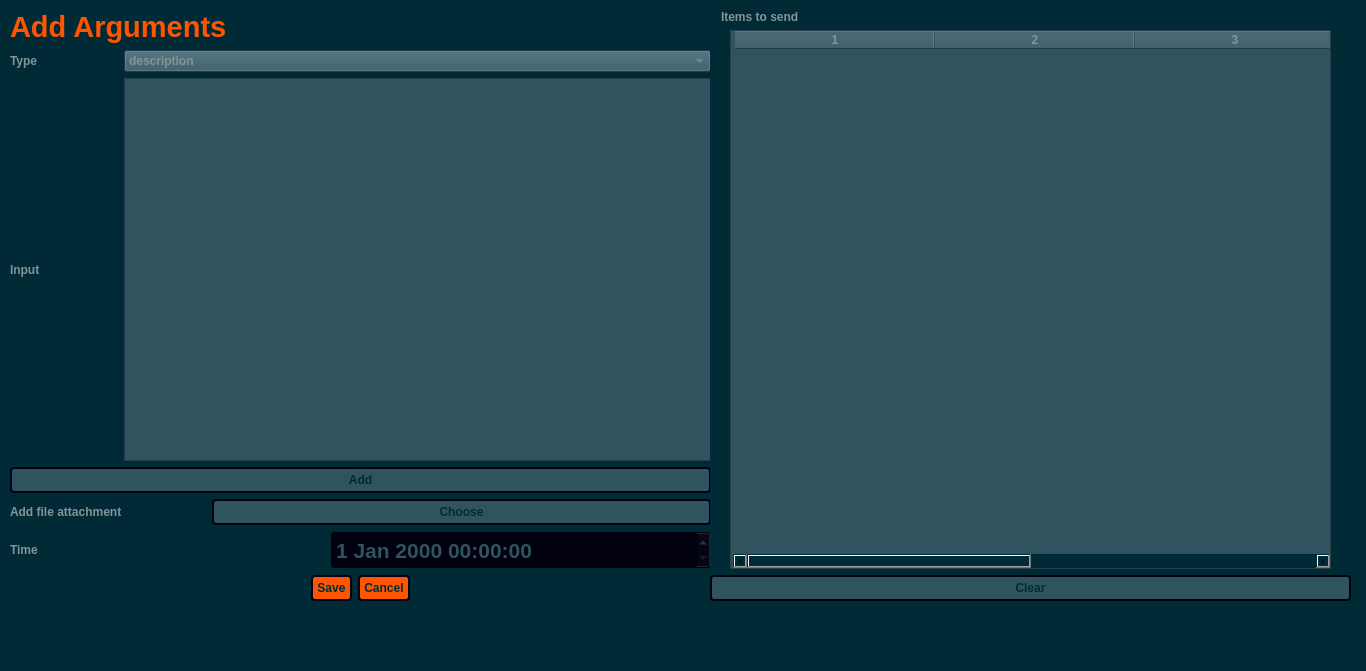
Before: the Qt Designer form argdialog.ui in StronglogicSolutions/ky_gui, drawn with Qt 5.
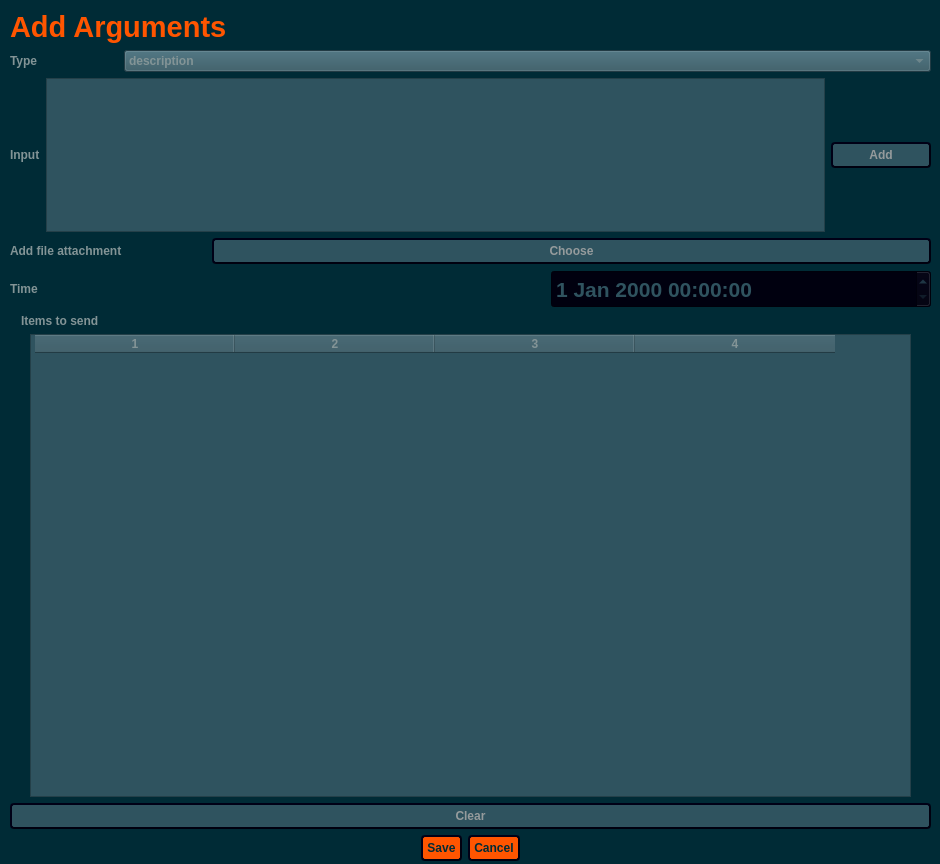
After: the same form once the commit is applied. Icons and pictures are not drawn.

Commit message: latest changes based on feedback

Patch:
```diff
--- a/argdialog.ui
+++ b/argdialog.ui
@@ -6,8 +6,8 @@
    <rect>
     <x>0</x>
     <y>0</y>
-    <width>1366</width>
-    <height>671</height>
+    <width>940</width>
+    <height>864</height>
    </rect>
   </property>
   <property name="windowTitle">
@@ -26,11 +26,11 @@
     <rect>
      <x>10</x>
      <y>10</y>
-     <width>701</width>
-     <height>591</height>
+     <width>921</width>
+     <height>851</height>
     </rect>
    </property>
-   <layout class="QVBoxLayout" name="verticalLayout" stretch="0,0,1,0,0,0,0">
+   <layout class="QVBoxLayout" name="verticalLayout" stretch="0,0,1,0,0,0,3,0,0">
     <item>
      <widget class="QLabel" name="argDialogTitle">
       <property name="font">
@@ -125,9 +125,15 @@
      <layout class="QHBoxLayout" name="horizontalLayout_2">
       <item>
        <widget class="QLabel" name="label_3">
+        <property name="sizePolicy">
+         <sizepolicy hsizetype="Preferred" vsizetype="Preferred">
+          <horstretch>0</horstretch>
+          <verstretch>0</verstretch>
+         </sizepolicy>
+        </property>
         <property name="minimumSize">
          <size>
-          <width>108</width>
+          <width>0</width>
           <height>0</height>
          </size>
         </property>
@@ -153,14 +159,24 @@
         </property>
        </widget>
       </item>
-     </layout>
-    </item>
-    <item>
-     <widget class="QPushButton" name="addArgument">
-      <property name="styleSheet">
-       <string notr="true">background-color: #2f535f;
+      <item>
+       <widget class="QPushButton" name="addArgument">
+        <property name="sizePolicy">
+         <sizepolicy hsizetype="Fixed" vsizetype="Fixed">
+          <horstretch>0</horstretch>
+          <verstretch>0</verstretch>
+         </sizepolicy>
+        </property>
+        <property name="minimumSize">
+         <size>
+          <width>100</width>
+          <height>0</height>
+         </size>
+        </property>
+        <property name="styleSheet">
+         <string notr="true">background-color: #2f535f;
 font: 87 11pt &quot;Noto Sans&quot;;
-color: rgb(0, 43, 54);
+color: rgb(149, 155, 156);
 font-weight: 700;
 padding: 4px;
 border-style: outset;
@@ -169,11 +185,20 @@
 border-color: #00000f;
 min-width: 4em;
 padding: 4px;</string>
-      </property>
-      <property name="text">
-       <string>Add</string>
-      </property>
-     </widget>
+        </property>
+        <property name="text">
+         <string>Add</string>
+        </property>
+        <property name="icon">
+         <iconset>
+          <normaloff>icons/right-arrow.png</normaloff>icons/right-arrow.png</iconset>
+        </property>
+        <property name="flat">
+         <bool>false</bool>
+        </property>
+       </widget>
+      </item>
+     </layout>
     </item>
     <item>
      <layout class="QHBoxLayout" name="horizontalLayout_3">
@@ -206,7 +231,7 @@
         <property name="styleSheet">
          <string notr="true">background-color: #2f535f;
 font: 87 11pt &quot;Noto Sans&quot;;
-color: rgb(0, 43, 54);
+color: rgb(149, 155, 156);
 font-weight: 700;
 padding: 4px;
 border-style: outset;
@@ -275,60 +300,6 @@
      </layout>
     </item>
     <item>
-     <layout class="QHBoxLayout" name="horizontalLayout_5">
-      <item>
-       <widget class="QDialogButtonBox" name="argCommandButtons">
-        <property name="sizePolicy">
-         <sizepolicy hsizetype="Fixed" vsizetype="Fixed">
-          <horstretch>0</horstretch>
-          <verstretch>0</verstretch>
-         </sizepolicy>
-        </property>
-        <property name="layoutDirection">
-         <enum>Qt::LeftToRight</enum>
-        </property>
-        <property name="autoFillBackground">
-         <bool>false</bool>
-        </property>
-        <property name="styleSheet">
-         <string notr="true">background-color: rgb(255, 85, 0);
-font: 87 11pt &quot;Noto Sans&quot;;
-color: rgb(0, 43, 54);
-font-weight: 700;
-padding: 4px;
-border-style: outset;
-border-width: 2px;
-border-radius: 4px;
-border-color: #00000f;
-min-width: 4em;
-padding: 4px;</string>
-        </property>
-        <property name="orientation">
-         <enum>Qt::Horizontal</enum>
-        </property>
-        <property name="standardButtons">
-         <set>QDialogButtonBox::Cancel|QDialogButtonBox::Save</set>
-        </property>
-        <property name="centerButtons">
-         <bool>true</bool>
-        </property>
-       </widget>
-      </item>
-     </layout>
-    </item>
-   </layout>
-  </widget>
-  <widget class="QWidget" name="verticalLayoutWidget_2">
-   <property name="geometry">
-    <rect>
-     <x>710</x>
-     <y>10</y>
-     <width>641</width>
-     <height>591</height>
-    </rect>
-   </property>
-   <layout class="QVBoxLayout" name="verticalLayout_2">
-    <item>
      <widget class="QLabel" name="label">
       <property name="styleSheet">
        <string notr="true">font: 75 11pt &quot;Noto Sans&quot;;
@@ -414,11 +385,43 @@
      </layout>
     </item>
     <item>
-     <layout class="QHBoxLayout" name="horizontalLayout_7">
+     <widget class="QPushButton" name="clear">
+      <property name="styleSheet">
+       <string notr="true">background-color: #2f535f;
+font: 87 11pt &quot;Noto Sans&quot;;
+color: rgb(149, 155, 156);
+font-weight: 700;
+padding: 4px;
+border-style: outset;
+border-width: 2px;
+border-radius: 4px;
+border-color: #00000f;
+min-width: 4em;
+padding: 4px;</string>
+      </property>
+      <property name="text">
+       <string>Clear</string>
+      </property>
+     </widget>
+    </item>
+    <item>
+     <layout class="QHBoxLayout" name="horizontalLayout_5">
       <item>
-       <widget class="QPushButton" name="clear">
+       <widget class="QDialogButtonBox" name="argCommandButtons">
+        <property name="sizePolicy">
+         <sizepolicy hsizetype="Fixed" vsizetype="Fixed">
+          <horstretch>0</horstretch>
+          <verstretch>0</verstretch>
+         </sizepolicy>
+        </property>
+        <property name="layoutDirection">
+         <enum>Qt::LeftToRight</enum>
+        </property>
+        <property name="autoFillBackground">
+         <bool>false</bool>
+        </property>
         <property name="styleSheet">
-         <string notr="true">background-color: #2f535f;
+         <string notr="true">background-color: rgb(255, 85, 0);
 font: 87 11pt &quot;Noto Sans&quot;;
 color: rgb(0, 43, 54);
 font-weight: 700;
@@ -430,8 +433,14 @@
 min-width: 4em;
 padding: 4px;</string>
         </property>
-        <property name="text">
-         <string>Clear</string>
+        <property name="orientation">
+         <enum>Qt::Horizontal</enum>
+        </property>
+        <property name="standardButtons">
+         <set>QDialogButtonBox::Cancel|QDialogButtonBox::Save</set>
+        </property>
+        <property name="centerButtons">
+         <bool>true</bool>
         </property>
        </widget>
       </item>
```
The commit also changes 2 other files.
